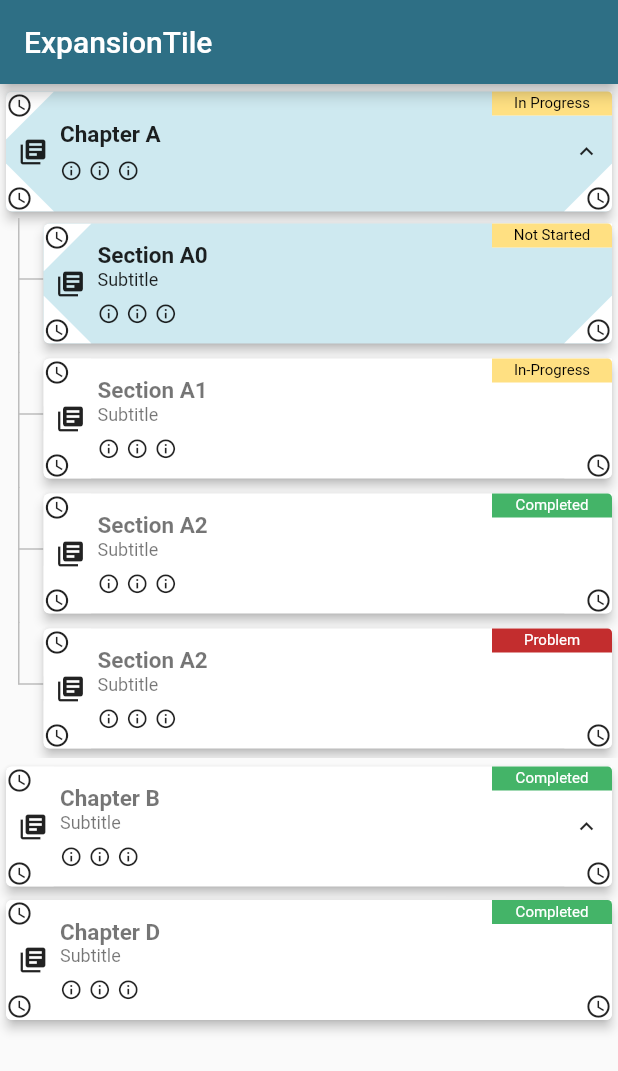
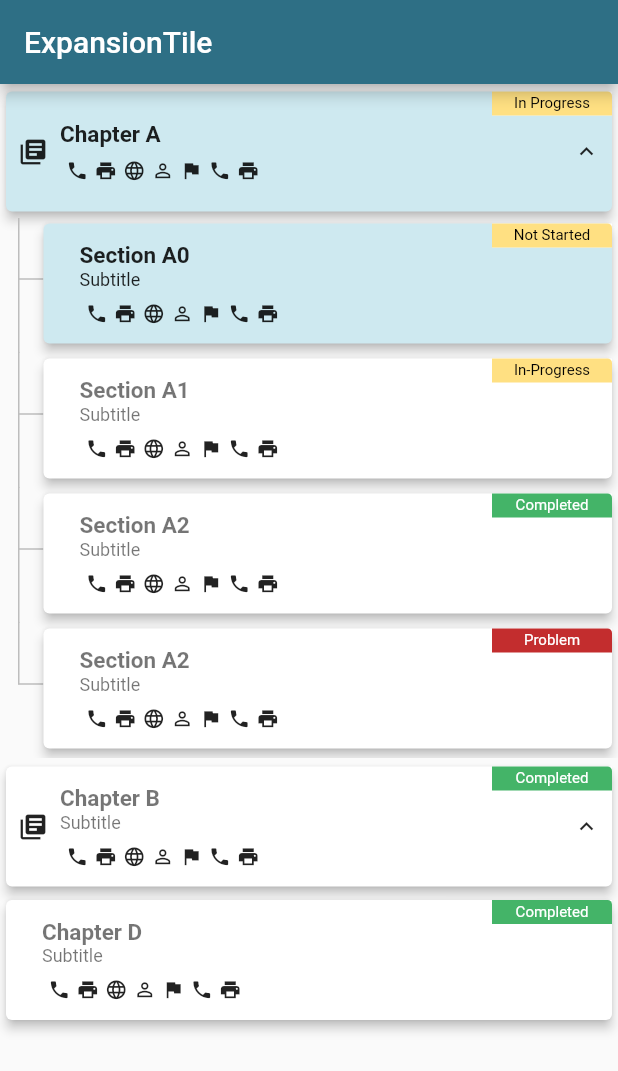
Before and after one commit to zubairehman/DismissibleExpandedList, a Flutter app: the screen it shows after launch, on a phone screen of 412 x 824 dp. Shown: the top 1071 px of the screen. Run offline on Flutter 3.47's test engine with Material 2 defaults, Android fonts, the phone set to English and light mode, and no system bars.

Commit message:
- added support for corner icons - added support for info icons - added support for corner icons padding and bg color

```diff
--- a/lib/model/dismissible_list_configuration.dart
+++ b/lib/model/dismissible_list_configuration.dart
@@ -7,6 +7,7 @@ class DismissibleListConfig {
   double infoBadgeElevation;
   double infoIconSize;
   double leadingIconSize;
+  double cornerIconPadding;
   bool removeTileOnDismiss;
   bool allowBatchSwipe;
   bool allowChildSwipe;
@@ -19,6 +20,10 @@ class DismissibleListConfig {
   TextStyle subTitleSelectedStyle;
   IconData leadingIcon;
   IconData trailingIcon;
+  IconData topLeftIcon;
+  IconData bottomLeftIcon;
+  IconData bottomRightIcon;
+  IconData topRightIcon;
   Color lineColor;
   Color selectionColor;
   Color rightSwipeColor;
@@ -27,13 +32,15 @@ class DismissibleListConfig {
   Color iconSelectedColor;
   Color backgroundColor;
   Color cornerIconBackgroundColor;
+  List<Icon> icons;
 
   DismissibleListConfig({
     this.badgeWidth = 80.0,
     this.listElevation = 3.0,
     this.infoBadgeElevation = 0.0,
-    this.infoIconSize = 15.0,
+    this.infoIconSize = 16.0,
     this.leadingIconSize = 20.0,
+    this.cornerIconPadding = 4.0,
     this.removeTileOnDismiss = true,
     this.allowBatchSwipe = true,
     this.allowChildSwipe = true,
@@ -46,6 +53,10 @@ class DismissibleListConfig {
     this.subTitleSelectedStyle = style.subTitleSelectedStyle,
     this.leadingIcon = Icons.library_books,
     this.trailingIcon = Icons.info_outline,
+    this.topLeftIcon,
+    this.bottomLeftIcon,
+    this.bottomRightIcon,
+    this.topRightIcon,
     this.lineColor = const Color(0xFFe0e0e0),
     this.selectionColor = const Color(0xFFcee9f0),
     this.rightSwipeColor = Colors.green,
@@ -53,6 +64,15 @@ class DismissibleListConfig {
     this.iconColor = Colors.black87,
     this.iconSelectedColor = Colors.black87,
     this.backgroundColor = Colors.white,
-    this.cornerIconBackgroundColor = Colors.white,
+    this.cornerIconBackgroundColor = const Color(0xFFF3F3F3),
+    this.icons = const [
+      Icon(Icons.phone),
+      Icon(Icons.print),
+      Icon(Icons.language),
+      Icon(Icons.person_outline),
+      Icon(Icons.flag),
+      Icon(Icons.phone),
+      Icon(Icons.print),
+    ],
   });
 }
--- a/lib/widgets/dismissible_expanded_list_widget.dart
+++ b/lib/widgets/dismissible_expanded_list_widget.dart
@@ -184,27 +184,39 @@ class _DismissibleExpandableListState extends State<DismissibleExpandableList>
         children: <Widget>[
           widget.config.showInfoBadge ? _buildBadge(root) : SizedBox.shrink(),
           _buildListItem(root, parentIndex, childIndex),
-          _buildCornerIconWidget(
+          widget.config.topLeftIcon != null
+              ? _buildCornerIconWidget(
                   root,
                   radiusTopLeft: 4.0,
                   topLeft: true,
-            icon: Icons.access_time,
+                  icon: widget.config.topLeftIcon,
                   alignment: Alignment.topLeft,
-          ),
-          _buildCornerIconWidget(
+                  paddingTop: widget.config.cornerIconPadding,
+                  paddingLeft: widget.config.cornerIconPadding,
+                )
+              : SizedBox.shrink(),
+          widget.config.bottomLeftIcon != null
+              ? _buildCornerIconWidget(
                   root,
                   radiusBottomLeft: 4.0,
                   bottomLeft: true,
-            icon: Icons.access_time,
+                  icon: widget.config.bottomLeftIcon,
                   alignment: Alignment.bottomLeft,
-          ),
-          _buildCornerIconWidget(
+                  paddingBottom: widget.config.cornerIconPadding,
+                  paddingLeft: widget.config.cornerIconPadding,
+                )
+              : SizedBox.shrink(),
+          widget.config.bottomRightIcon != null
+              ? _buildCornerIconWidget(
                   root,
                   radiusBottomRight: 4.0,
                   bottomRight: true,
-            icon: Icons.access_time,
+                  icon: widget.config.bottomRightIcon,
                   alignment: Alignment.bottomRight,
-          ),
+                  paddingBottom: widget.config.cornerIconPadding,
+                  paddingRight: widget.config.cornerIconPadding,
+                )
+              : SizedBox.shrink(),
         ],
       ),
     );
@@ -216,7 +228,9 @@ class _DismissibleExpandableListState extends State<DismissibleExpandableList>
       child: Row(
         children: <Widget>[
           SizedBox(width: 8.0),
-          _buildLeadingWidget(root),
+          root.children != null && root.children.isNotEmpty
+              ? _buildLeadingWidget(root)
+              : SizedBox(width: 8.0),
           SizedBox(width: 8.0),
           Expanded(
             flex: 1,
@@ -252,6 +266,11 @@ class _DismissibleExpandableListState extends State<DismissibleExpandableList>
     double radiusTopLeft = 0.0,
     double radiusBottomLeft = 0.0,
     double radiusBottomRight = 0.0,
+    double radiusRight = 0.0,
+    double paddingLeft = 4.0,
+    double paddingBottom = 4.0,
+    double paddingTop = 4.0,
+    double paddingRight = 4.0,
     bool topLeft = false,
     bool topRight = false,
     bool bottomLeft = false,
@@ -271,8 +290,8 @@ class _DismissibleExpandableListState extends State<DismissibleExpandableList>
               bottomRight: bottomRight,
             ),
             child: Container(
-              height: 32.0,
-              width: 32.0,
+              height: 35.0,
+              width: 35.0,
               decoration: BoxDecoration(
                 color: widget.config.cornerIconBackgroundColor,
                 borderRadius: BorderRadius.only(
@@ -284,7 +303,18 @@ class _DismissibleExpandableListState extends State<DismissibleExpandableList>
             ),
           ),
         ),
-        Align(alignment: alignment, child: Icon(icon, size: 18.0))
+        Align(
+          alignment: alignment,
+          child: Padding(
+            padding: EdgeInsets.only(
+              left: paddingLeft,
+              bottom: paddingBottom,
+              top: paddingTop,
+              right: paddingRight,
+            ),
+            child: Icon(icon, size: widget.config.infoIconSize),
+          ),
+        )
       ],
     );
   }
@@ -346,31 +376,18 @@ class _DismissibleExpandableListState extends State<DismissibleExpandableList>
   // info icons:----------------------------------------------------------------
   Widget _buildInfoIcons(ExpandableListItem root) {
     return Row(
-      children: <Widget>[
-        Icon(
-          widget.config.trailingIcon,
+      children: widget.config.icons
+          .map((icon) => Padding(
+                padding: const EdgeInsets.only(left: 4.0),
+                child: Icon(
+                  icon.icon,
                   size: widget.config.infoIconSize,
                   color: shouldApplySelection(root)
                       ? widget.config.iconSelectedColor
                       : widget.config.iconColor,
                 ),
-        SizedBox(width: 4.0),
-        Icon(
-          widget.config.trailingIcon,
-          size: widget.config.infoIconSize,
-          color: shouldApplySelection(root)
-              ? widget.config.iconSelectedColor
-              : widget.config.iconColor,
-        ),
-        SizedBox(width: 4.0),
-        Icon(
-          widget.config.trailingIcon,
-          size: widget.config.infoIconSize,
-          color: shouldApplySelection(root)
-              ? widget.config.iconSelectedColor
-              : widget.config.iconColor,
-        )
-      ],
+              ))
+          .toList(),
     );
   }
 
```
Lines whose indentation alone changed are shown as unchanged.
